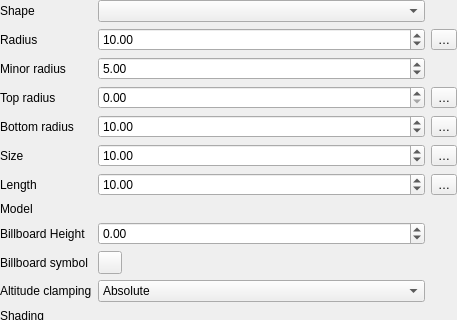
First picture: the form in src/ui/3d/point3dsymbolwidget.ui, repository qgis/QGIS, before the edit; both pictures show x 0 to 457 and y 0 to 320 of the 457 by 562 pixel window.
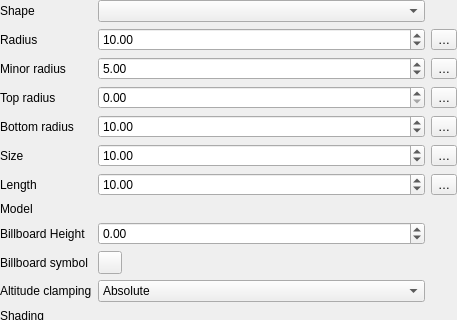
Second picture: the form after the edit. Custom widgets are drawn as their Qt base class.

Commit message: qgspoint3dsymbolwidget: Add support for data defined minor radius

What changed in the file:
```diff
--- a/src/ui/3d/point3dsymbolwidget.ui
+++ b/src/ui/3d/point3dsymbolwidget.ui
@@ -370,6 +370,13 @@
        </property>
       </widget>
      </item>
+     <item row="2" column="2">
+      <widget class="QgsPropertyOverrideButton" name="mBtnMinorRadiusOverride">
+       <property name="text">
+        <string>…</string>
+       </property>
+      </widget>
+     </item>
      <item row="7" column="0">
       <widget class="QLabel" name="labelModel">
        <property name="text">
```
Left out of the diff: 1 changed line with no effect on the pictures. The commit also changes 1 other file.
